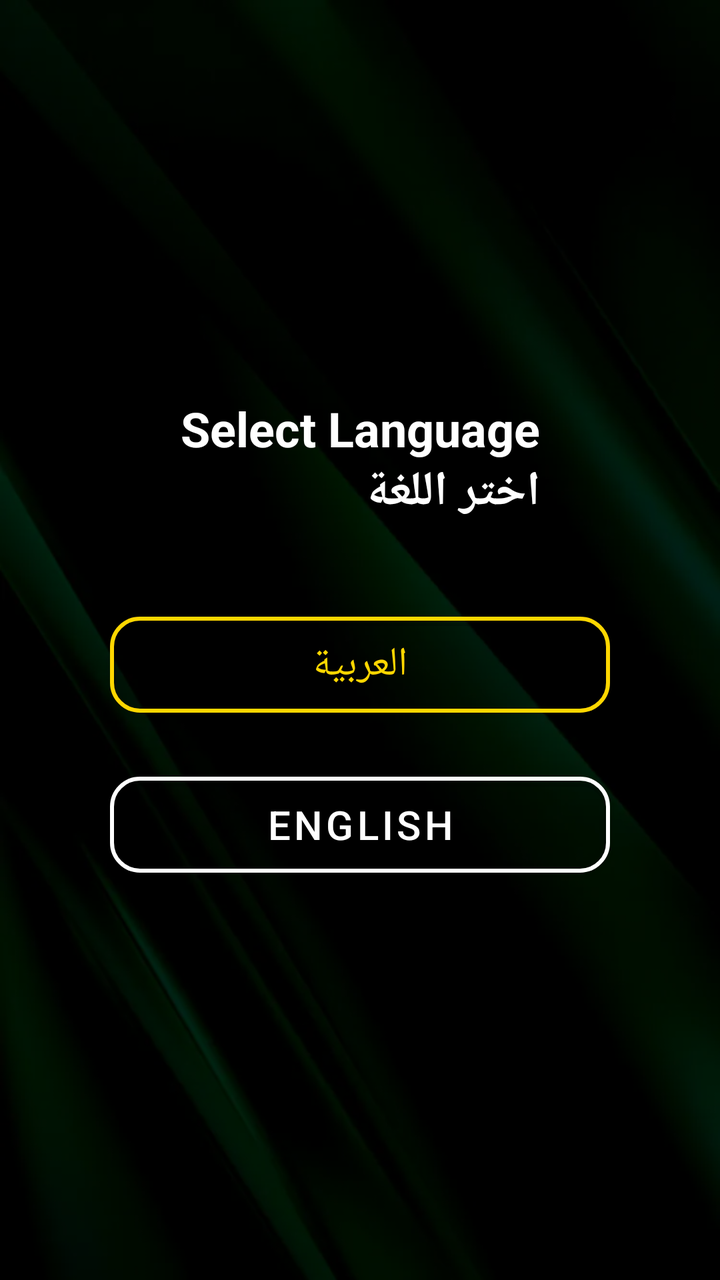
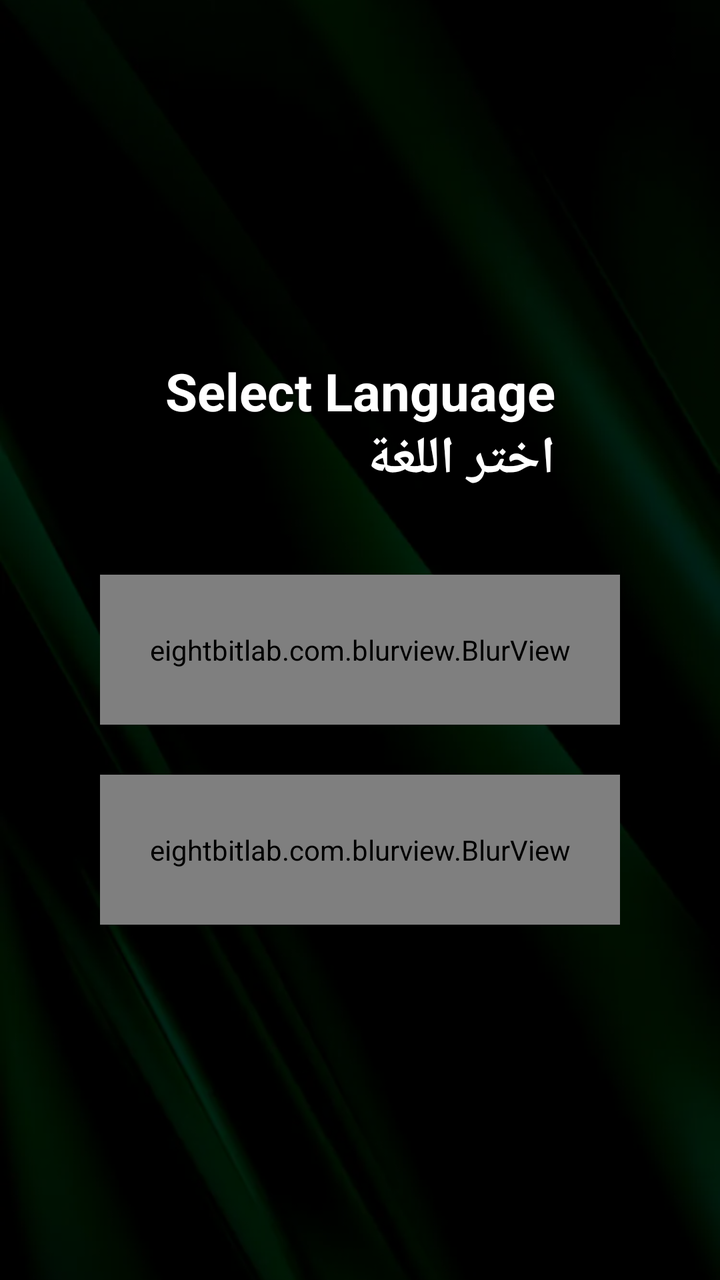

Compare the two renders of this Android layout. The source of the first and the diff that turns it into the second are given below.
<!-- AndroidManifest.xml: activity theme Theme.RoyalOrg2026.NoActionBar -->
<!-- res/layout/activity_language.xml -->
<?xml version="1.0" encoding="utf-8"?>
<androidx.constraintlayout.widget.ConstraintLayout 
    xmlns:android="http://schemas.android.com/apk/res/android"
    xmlns:app="http://schemas.android.com/apk/res-auto"
    android:layout_width="match_parent"
    android:layout_height="match_parent"
    android:background="@drawable/royal26">

    
    <View
        android:layout_width="match_parent"
        android:layout_height="match_parent"
        android:background="#80000000" />

    <TextView
        android:id="@+id/tv_title"
        android:layout_width="wrap_content"
        android:layout_height="wrap_content"
        android:text="Select Language\nاختر اللغة"
        android:textAlignment="center"
        android:textColor="@color/white"
        android:textSize="24sp"
        android:textStyle="bold"
        app:layout_constraintBottom_toTopOf="@+id/btn_arabic"
        app:layout_constraintEnd_toEndOf="parent"
        app:layout_constraintStart_toStartOf="parent"
        app:layout_constraintTop_toTopOf="parent"
        app:layout_constraintVertical_chainStyle="packed"
        android:layout_marginBottom="40dp"/>

    
    <com.google.android.material.button.MaterialButton
        android:id="@+id/btn_arabic"
        android:layout_width="250dp"
        android:layout_height="60dp"
        android:text="العربية"
        android:textSize="20sp"
        android:textColor="@color/royal_accent"
        app:backgroundTint="#33000000"
        app:strokeColor="@color/royal_accent"
        app:strokeWidth="2dp"
        app:cornerRadius="15dp"
        app:layout_constraintBottom_toTopOf="@+id/btn_english"
        app:layout_constraintEnd_toEndOf="parent"
        app:layout_constraintStart_toStartOf="parent"
        app:layout_constraintTop_toBottomOf="@+id/tv_title"
        android:layout_marginBottom="20dp"/>

    
    <com.google.android.material.button.MaterialButton
        android:id="@+id/btn_english"
        android:layout_width="250dp"
        android:layout_height="60dp"
        android:text="English"
        android:textSize="20sp"
        android:textColor="@color/white"
        app:backgroundTint="#33000000"
        app:strokeColor="@color/white"
        app:strokeWidth="2dp"
        app:cornerRadius="15dp"
        app:layout_constraintBottom_toBottomOf="parent"
        app:layout_constraintEnd_toEndOf="parent"
        app:layout_constraintStart_toStartOf="parent"
        app:layout_constraintTop_toBottomOf="@+id/btn_arabic" />

</androidx.constraintlayout.widget.ConstraintLayout>
<!-- resources referenced by this layout -->
<resources>
  <color name="royal_accent">#FFD700</color>
  <color name="white">#FFFFFFFF</color>
  <!-- drawable royal26: webp bitmap (drawable, 10638 bytes) -->
  <style name="Theme.RoyalOrg2026.NoActionBar" parent="Theme.RoyalOrg2026">
          <item name="windowActionBar">false</item>
          <item name="windowNoTitle">true</item>
      </style>
  <style name="Theme.RoyalOrg2026" parent="Base.Theme.RoyalOrg2026" />
  <style name="Base.Theme.RoyalOrg2026" parent="Theme.MaterialComponents.DayNight.NoActionBar">
          
          <item name="colorPrimary">@color/royal_primary</item>
          <item name="colorPrimaryVariant">@color/royal_primary_dark</item>
          <item name="colorOnPrimary">@color/white</item>
          
          
          <item name="colorSecondary">@color/royal_accent</item>
          <item name="colorSecondaryVariant">@color/royal_accent</item>
          <item name="colorOnSecondary">@color/black</item>
          
          
          <item name="android:statusBarColor" tools:targetApi="l">?attr/colorPrimaryVariant</item>
      </style>
  <color name="royal_primary">#1A237E</color>
  <color name="royal_primary_dark">#000051</color>
  <color name="black">#FF000000</color>
</resources>

<!-- the commit's change to res/layout/activity_language.xml (unified diff, before → after) -->
@@ -4,9 +4,14 @@
     xmlns:app="http://schemas.android.com/apk/res-auto"
     android:layout_width="match_parent"
     android:layout_height="match_parent"
-    android:background="@drawable/royal26">
+    android:background="#000000">
 
-    
+    <ImageView
+        android:layout_width="match_parent"
+        android:layout_height="match_parent"
+        android:scaleType="centerCrop"
+        android:src="@drawable/royal26" />
+
     <View
         android:layout_width="match_parent"
         android:layout_height="match_parent"
@@ -18,49 +23,86 @@
         android:layout_height="wrap_content"
         android:text="Select Language\nاختر اللغة"
         android:textAlignment="center"
-        android:textColor="@color/white"
-        android:textSize="24sp"
+        android:textColor="#FFFFFF"
+        android:textSize="26sp"
         android:textStyle="bold"
-        app:layout_constraintBottom_toTopOf="@+id/btn_arabic"
+        android:shadowColor="#000000"
+        android:shadowDx="1"
+        android:shadowDy="1"
+        android:shadowRadius="5"
+        app:layout_constraintBottom_toTopOf="@+id/blurArabic"
         app:layout_constraintEnd_toEndOf="parent"
         app:layout_constraintStart_toStartOf="parent"
         app:layout_constraintTop_toTopOf="parent"
         app:layout_constraintVertical_chainStyle="packed"
         android:layout_marginBottom="40dp"/>
 
-    
-    <com.google.android.material.button.MaterialButton
-        android:id="@+id/btn_arabic"
-        android:layout_width="250dp"
-        android:layout_height="60dp"
-        android:text="العربية"
-        android:textSize="20sp"
-        android:textColor="@color/royal_accent"
-        app:backgroundTint="#33000000"
-        app:strokeColor="@color/royal_accent"
-        app:strokeWidth="2dp"
-        app:cornerRadius="15dp"
-        app:layout_constraintBottom_toTopOf="@+id/btn_english"
+    <eightbitlab.com.blurview.BlurView
+        android:id="@+id/blurArabic"
+        android:layout_width="260dp"
+        android:layout_height="75dp"
+        android:layout_marginBottom="25dp"
+        android:background="@drawable/bg_glass_border"
+        android:clipToOutline="true"
+        app:blurOverlayColor="#1AFFD700" 
+        app:layout_constraintBottom_toTopOf="@+id/blurEnglish"
         app:layout_constraintEnd_toEndOf="parent"
         app:layout_constraintStart_toStartOf="parent"
-        app:layout_constraintTop_toBottomOf="@+id/tv_title"
-        android:layout_marginBottom="20dp"/>
+        app:layout_constraintTop_toBottomOf="@+id/tv_title">
+        
+        <LinearLayout
+            android:id="@+id/btn_arabic_click"
+            android:layout_width="match_parent"
+            android:layout_height="match_parent"
+            android:gravity="center"
+            android:clickable="true"
+            android:focusable="true"
+            android:background="?attr/selectableItemBackground">
+            <TextView
+                android:layout_width="wrap_content"
+                android:layout_height="wrap_content"
+                android:text="العربية"
+                android:textColor="#FFD700"
+                android:textSize="22sp"
+                android:textStyle="bold"
+                android:shadowColor="#000000"
+                android:shadowDx="1"
+                android:shadowDy="1"
+                android:shadowRadius="3"/>
+        </LinearLayout>
+    </eightbitlab.com.blurview.BlurView>
 
-    
-    <com.google.android.material.button.MaterialButton
-        android:id="@+id/btn_english"
-        android:layout_width="250dp"
-        android:layout_height="60dp"
-        android:text="English"
-        android:textSize="20sp"
-        android:textColor="@color/white"
-        app:backgroundTint="#33000000"
-        app:strokeColor="@color/white"
-        app:strokeWidth="2dp"
-        app:cornerRadius="15dp"
+    <eightbitlab.com.blurview.BlurView
+        android:id="@+id/blurEnglish"
+        android:layout_width="260dp"
+        android:layout_height="75dp"
+        android:background="@drawable/bg_glass_border"
+        android:clipToOutline="true"
+        app:blurOverlayColor="#1AFFFFFF"
         app:layout_constraintBottom_toBottomOf="parent"
         app:layout_constraintEnd_toEndOf="parent"
         app:layout_constraintStart_toStartOf="parent"
-        app:layout_constraintTop_toBottomOf="@+id/btn_arabic" />
-
+        app:layout_constraintTop_toBottomOf="@+id/blurArabic">
+        
+        <LinearLayout
+            android:id="@+id/btn_english_click"
+            android:layout_width="match_parent"
+            android:layout_height="match_parent"
+            android:gravity="center"
+            android:clickable="true"
+            android:focusable="true"
+            android:background="?attr/selectableItemBackground">
+            <TextView
+                android:layout_width="wrap_content"
+                android:layout_height="wrap_content"
+                android:text="English"
+                android:textColor="#FFFFFF"
+                android:textSize="22sp"
+                android:textStyle="bold"
+                android:shadowColor="#000000"
+                android:shadowDx="1"
+                android:shadowDy="1"
+                android:shadowRadius="3"/>
+        </LinearLayout>
+    </eightbitlab.com.blurview.BlurView>
 </androidx.constraintlayout.widget.ConstraintLayout>
<!-- resource entries referenced after the edit -->
@@ -1,7 +1,12 @@
 <!-- resources referenced by this layout -->
 <resources>
-  <color name="royal_accent">#FFD700</color>
-  <color name="white">#FFFFFFFF</color>
+  <!-- drawable bg_glass_border (drawable) -->
+  <?xml version="1.0" encoding="utf-8"?>
+  <shape xmlns:android="http://schemas.android.com/apk/res/android">
+      <solid android:color="#26FFFFFF" />
+      <corners android:radius="20dp" />
+      <stroke android:width="1.5dp" android:color="#4DFFFFFF" />
+  </shape>
   <!-- drawable royal26: webp bitmap (drawable, 10638 bytes) -->
   <style name="Theme.RoyalOrg2026.NoActionBar" parent="Theme.RoyalOrg2026">
           <item name="windowActionBar">false</item>
@@ -24,6 +29,8 @@
       </style>
   <color name="royal_primary">#1A237E</color>
   <color name="royal_primary_dark">#000051</color>
+  <color name="white">#FFFFFFFF</color>
+  <color name="royal_accent">#FFD700</color>
   <color name="black">#FF000000</color>
 </resources>
 
